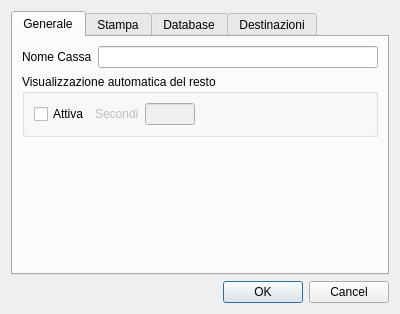
Before: the Qt Designer form src/configurazionedlg.ui in mtonin/gestcassa, drawn with Qt 5.
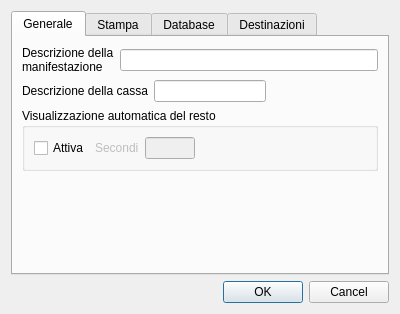
After: the same form once the commit is applied. The open tabs and pages were chosen to show the change. Custom widgets are drawn as their Qt base class.

Patch:
```diff
--- a/src/configurazionedlg.ui
+++ b/src/configurazionedlg.ui
@@ -24,12 +24,36 @@
        <string>Generale</string>
       </attribute>
       <layout class="QVBoxLayout" name="verticalLayout_3">
+       <item>
+        <layout class="QHBoxLayout" name="horizontalLayout_7">
+         <item>
+          <widget class="QLabel" name="label_6">
+           <property name="text">
+            <string>Descrizione della manifestazione</string>
+           </property>
+           <property name="wordWrap">
+            <bool>true</bool>
+           </property>
+          </widget>
+         </item>
+         <item>
+          <widget class="QLineEdit" name="descrManifestazioneTxt">
+           <property name="maxLength">
+            <number>100</number>
+           </property>
+          </widget>
+         </item>
+        </layout>
+       </item>
        <item>
         <layout class="QHBoxLayout" name="horizontalLayout_5">
          <item>
           <widget class="QLabel" name="label_5">
            <property name="text">
-            <string>Nome Cassa</string>
+            <string>Descrizione della cassa</string>
+           </property>
+           <property name="wordWrap">
+            <bool>true</bool>
            </property>
           </widget>
          </item>
@@ -40,6 +64,19 @@
            </property>
           </widget>
          </item>
+         <item>
+          <spacer name="horizontalSpacer_2">
+           <property name="orientation">
+            <enum>Qt::Horizontal</enum>
+           </property>
+           <property name="sizeHint" stdset="0">
+            <size>
+             <width>40</width>
+             <height>20</height>
+            </size>
+           </property>
+          </spacer>
+         </item>
         </layout>
        </item>
        <item>
@@ -109,7 +146,7 @@
          <property name="sizeHint" stdset="0">
           <size>
            <width>20</width>
-           <height>178</height>
+           <height>40</height>
           </size>
          </property>
         </spacer>
```
Left out of the diff: 23 changed lines with no effect on the pictures.
